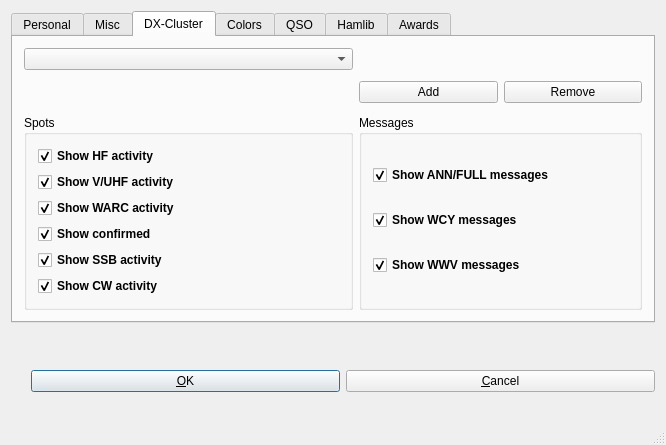
Qt form src/setup.ui (dbasden/klog) before a commit.
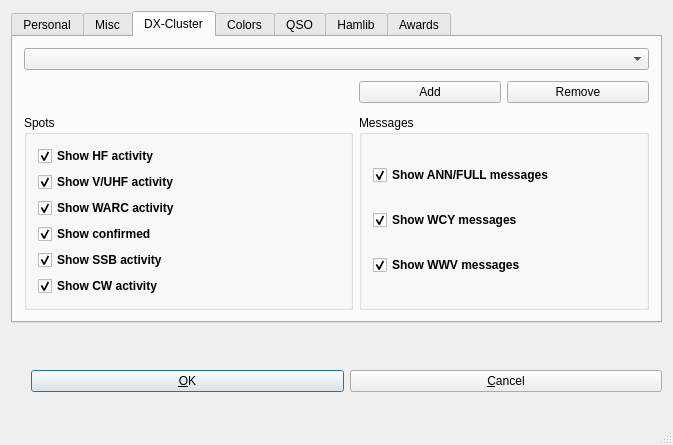
The same form after that commit. The open tabs and pages were chosen to show the change.

Commit message: Fixed the loop of slotKlogSetup/readConf and slotPreference. Minor klog.ui and setup.ui cosmetic fixes.

The edit to the form file:
```diff
--- a/src/setup.ui
+++ b/src/setup.ui
@@ -6,7 +6,7 @@
    <rect>
     <x>0</x>
     <y>0</y>
-    <width>651</width>
+    <width>673</width>
     <height>445</height>
    </rect>
   </property>
@@ -829,7 +829,7 @@
          </layout>
         </widget>
        </item>
-       <item row="1" column="0">
+       <item row="1" column="0" colspan="3">
         <widget class="QComboBox" name="dxClustercomboBox">
          <property name="toolTip">
           <string>Select a dx-cluster server.</string>
```
Left out of the diff: 2 changed lines with no effect on the pictures. The commit also changes 3 other files.
